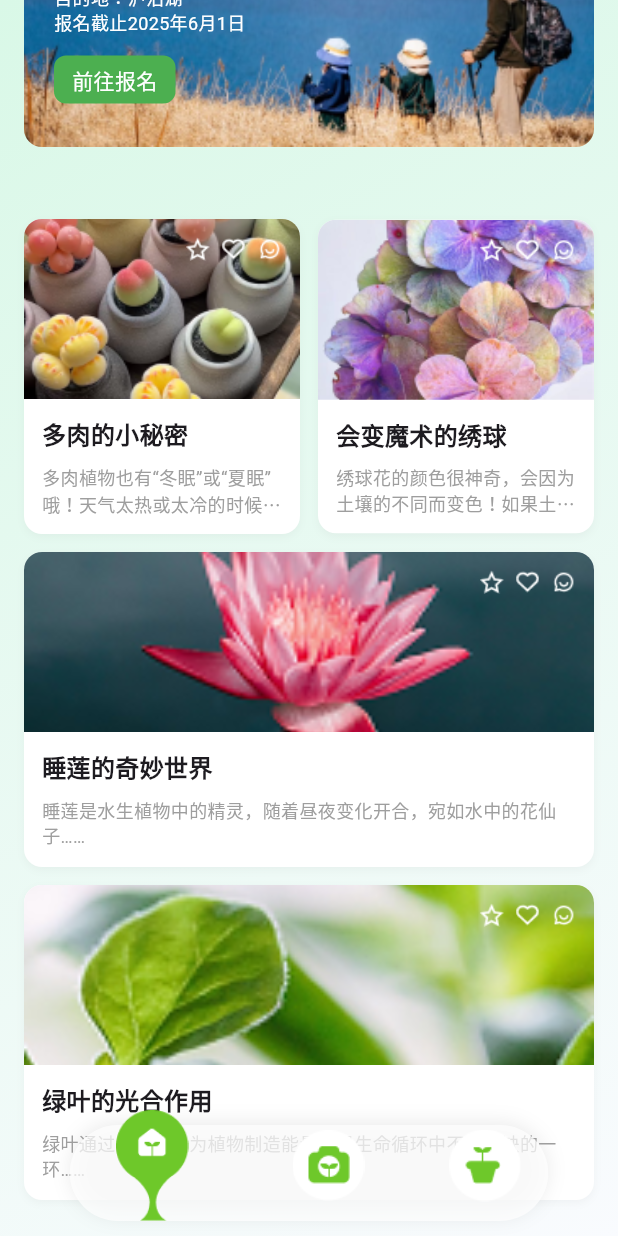
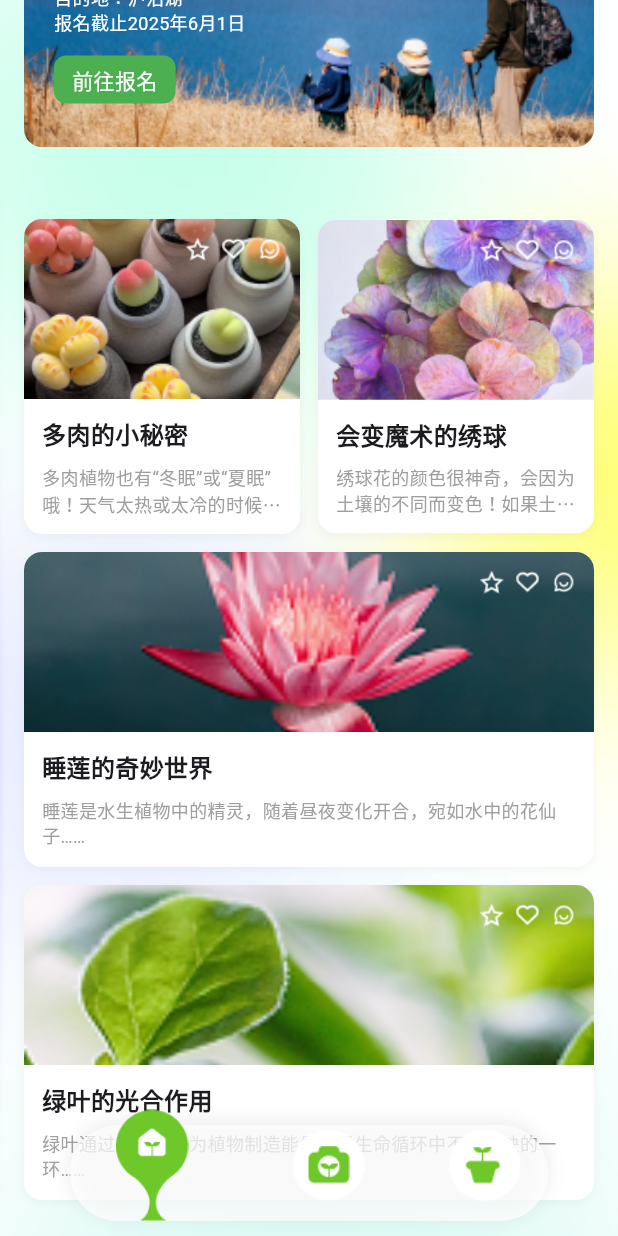
Before and after one commit to wutiannan/plant_ai_app, a Flutter app: the screen it shows after launch, scrolled down 408 dp, on a phone screen of 412 x 824 dp. Run offline on Flutter 3.47's test engine with Material 3 defaults, Android fonts, the phone set to English and light mode, and no system bars.

Commit message:
STYLE：优化首页样式

```diff
--- a/lib/pages/home_page.dart
+++ b/lib/pages/home_page.dart
@@ -8,18 +8,19 @@ class HomePage extends StatelessWidget {
     return Scaffold(
       body: Container(
         decoration: const BoxDecoration(
-          gradient: LinearGradient(
-            begin: Alignment.topLeft,
-            end: Alignment.bottomRight,
-            colors: [Color(0xFFD9F8E7), Color(0xFFF9FBFE)],
+          image: DecorationImage(
+            image: AssetImage('assets/images/main_bg.png'),
+            fit: BoxFit.cover,
           ),
         ),
+
         child: SingleChildScrollView(
           child: Padding(
             padding: const EdgeInsets.symmetric(horizontal: 16, vertical: 24),
             child: Column(
               crossAxisAlignment: CrossAxisAlignment.start,
               children: [
+                SizedBox(height: MediaQuery.of(context).padding.top-20),
                 // 顶部栏
                 Row(
                   mainAxisAlignment: MainAxisAlignment.spaceBetween,
@@ -97,7 +98,7 @@ class HomePage extends StatelessWidget {
                         ),
                       ],
                     ),
-                    const SizedBox(width: 16),
+                    const SizedBox(width: 66),
                     Image.asset(
                       'assets/images/home_plant_charactor.png',
                       width: 120,
```
